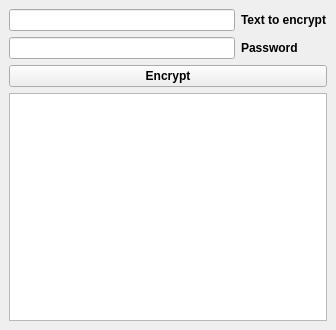
First picture: the form in UI/design.ui, repository NIDILLIN/DelCrypt, before the edit.
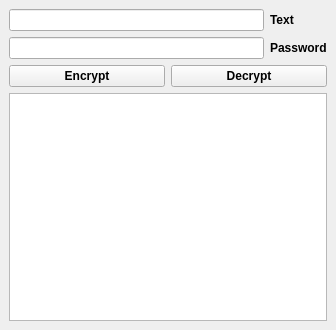
Second picture: the form after the edit.

Commit message: New design -- new button

```diff
--- a/UI/design.ui
+++ b/UI/design.ui
@@ -14,7 +14,7 @@
    <string>MainWindow</string>
   </property>
   <widget class="QWidget" name="centralwidget">
-   <layout class="QGridLayout" name="gridLayout_2">
+   <layout class="QGridLayout" name="gridLayout_3">
     <item row="0" column="0">
      <layout class="QGridLayout" name="gridLayout">
       <item row="0" column="0">
@@ -45,15 +45,15 @@
          </font>
         </property>
         <property name="text">
-         <string>Text to encrypt</string>
+         <string>Text</string>
         </property>
        </widget>
       </item>
      </layout>
     </item>
     <item row="1" column="0">
-     <layout class="QVBoxLayout" name="verticalLayout">
-      <item>
+     <layout class="QGridLayout" name="gridLayout_2">
+      <item row="0" column="0">
        <widget class="QPushButton" name="pushButton">
         <property name="font">
          <font>
@@ -66,7 +66,20 @@
         </property>
        </widget>
       </item>
-      <item>
+      <item row="0" column="1">
+       <widget class="QPushButton" name="pushButton_2">
+        <property name="font">
+         <font>
+          <weight>75</weight>
+          <bold>true</bold>
+         </font>
+        </property>
+        <property name="text">
+         <string>Decrypt</string>
+        </property>
+       </widget>
+      </item>
+      <item row="1" column="0" colspan="2">
        <widget class="QListWidget" name="listWidget">
         <property name="cursor" stdset="0">
          <cursorShape>IBeamCursor</cursorShape>
```
The commit also changes 1 other file.
